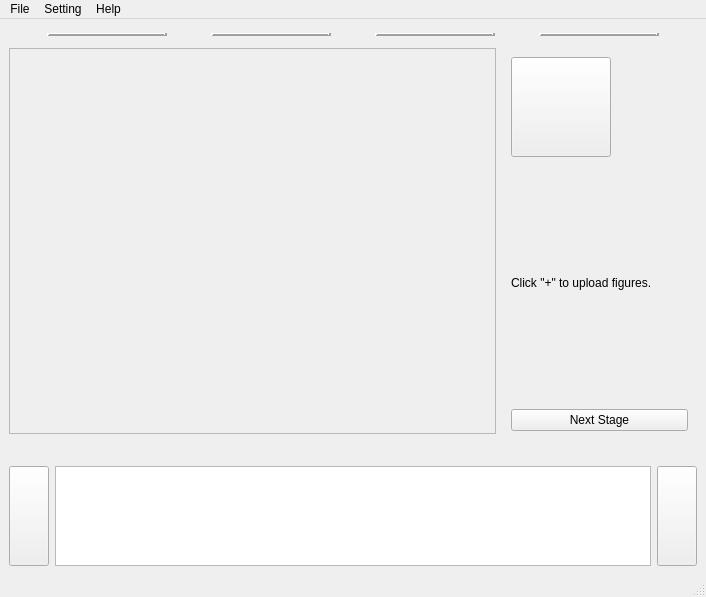
TUD-IMB/Crackpot, file src/resources/ui/main.ui: the form before one commit.
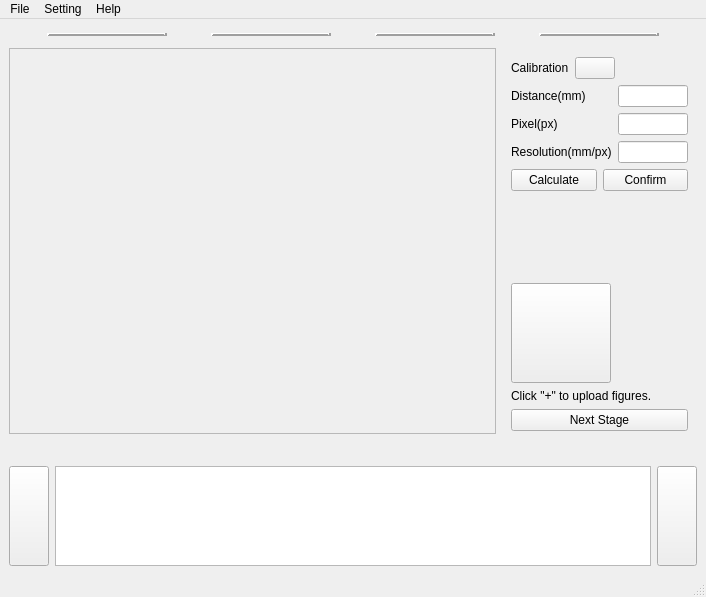
The form after the commit. The open tabs and pages were chosen to show the change. Icons and pictures are not drawn.

Commit message: Add calibration between pixel and mm.

Diff of the .ui file:
```diff
--- a/src/resources/ui/main.ui
+++ b/src/resources/ui/main.ui
@@ -431,6 +431,128 @@
              <layout class="QVBoxLayout" name="verticalLayout_2">
               <item>
                <layout class="QVBoxLayout" name="verticalLayout">
+                <item>
+                 <layout class="QVBoxLayout" name="verticalLayout_14">
+                  <item>
+                   <layout class="QHBoxLayout" name="horizontalLayout_13">
+                    <property name="rightMargin">
+                     <number>0</number>
+                    </property>
+                    <property name="bottomMargin">
+                     <number>0</number>
+                    </property>
+                    <item>
+                     <widget class="QLabel" name="label_10">
+                      <property name="text">
+                       <string>Calibration</string>
+                      </property>
+                     </widget>
+                    </item>
+                    <item>
+                     <widget class="QPushButton" name="caliUploadButton">
+                      <property name="text">
+                       <string/>
+                      </property>
+                      <property name="icon">
+                       <iconset resource="../icon.qrc">
+                        <normaloff>:/icons/icons/ruler.svg</normaloff>:/icons/icons/ruler.svg</iconset>
+                      </property>
+                      <property name="iconSize">
+                       <size>
+                        <width>25</width>
+                        <height>25</height>
+                       </size>
+                      </property>
+                     </widget>
+                    </item>
+                    <item>
+                     <spacer name="horizontalSpacer_5">
+                      <property name="orientation">
+                       <enum>Qt::Horizontal</enum>
+                      </property>
+                      <property name="sizeHint" stdset="0">
+                       <size>
+                        <width>40</width>
+                        <height>20</height>
+                       </size>
+                      </property>
+                     </spacer>
+                    </item>
+                   </layout>
+                  </item>
+                  <item>
+                   <layout class="QFormLayout" name="formLayout">
+                    <property name="bottomMargin">
+                     <number>0</number>
+                    </property>
+                    <item row="1" column="0">
+                     <widget class="QLabel" name="distanceLabel">
+                      <property name="text">
+                       <string>Distance(mm)</string>
+                      </property>
+                     </widget>
+                    </item>
+                    <item row="1" column="1">
+                     <widget class="QLineEdit" name="distanceLineEdit"/>
+                    </item>
+                    <item row="2" column="0">
+                     <widget class="QLabel" name="pixelLabel">
+                      <property name="text">
+                       <string>Pixel(px)</string>
+                      </property>
+                     </widget>
+                    </item>
+                    <item row="2" column="1">
+                     <widget class="QLineEdit" name="pixelLineEdit"/>
+                    </item>
+                    <item row="3" column="0">
+                     <widget class="QLabel" name="resolutionLabel">
+                      <property name="text">
+                       <string>Resolution(mm/px)</string>
+                      </property>
+                     </widget>
+                    </item>
+                    <item row="3" column="1">
+                     <widget class="QLineEdit" name="resolutionLineEdit"/>
+                    </item>
+                   </layout>
+                  </item>
+                  <item>
+                   <layout class="QHBoxLayout" name="horizontalLayout_14">
+                    <property name="bottomMargin">
+                     <number>0</number>
+                    </property>
+                    <item>
+                     <widget class="QPushButton" name="calculateButton">
+                      <property name="text">
+                       <string>Calculate</string>
+                      </property>
+                     </widget>
+                    </item>
+                    <item>
+                     <widget class="QPushButton" name="confirmButton">
+                      <property name="text">
+                       <string>Confirm</string>
+                      </property>
+                     </widget>
+                    </item>
+                   </layout>
+                  </item>
+                  <item>
+                   <spacer name="verticalSpacer_2">
+                    <property name="orientation">
+                     <enum>Qt::Vertical</enum>
+                    </property>
+                    <property name="sizeHint" stdset="0">
+                     <size>
+                      <width>20</width>
+                      <height>40</height>
+                     </size>
+                    </property>
+                   </spacer>
+                  </item>
+                 </layout>
+                </item>
                 <item>
                  <widget class="QPushButton" name="plusButton">
                   <property name="sizePolicy">
```
Left out of the diff: 4 changed lines with no effect on the pictures. The commit also changes 5 other files.
